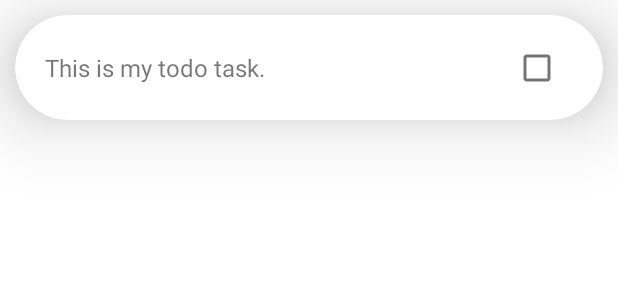
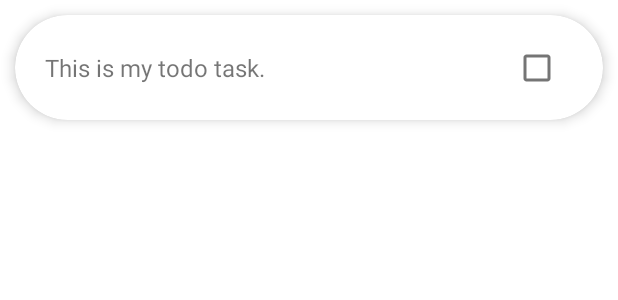
Before and after one commit to tara-pogancev/android-todo-list, an Android app: the layout list_item.xml on its own in the app's theme, with its tools: preview values and no code run, on a phone screen of 412 x 824 dp. Shown: the top 300 px of the screen. Run offline under Robolectric (Android 15) with nearby library versions, the phone set to English and light mode, and no system bars.

Commit message:
feat: prettier swipe

```diff
--- a/app/src/main/java/com/tarapogancev/todolist/ui/SwipeToDeleteCallback.kt
+++ b/app/src/main/java/com/tarapogancev/todolist/ui/SwipeToDeleteCallback.kt
@@ -15,8 +15,9 @@ abstract class SwipeToDeleteCallback(context: Context) : ItemTouchHelper.SimpleC
     private val intrinsicWidth = deleteIcon?.intrinsicWidth
     private val intrinsicHeight = deleteIcon?.intrinsicHeight
     private val background = ColorDrawable()
-    private val backgroundColor = Color.parseColor("#f44336")
+    private val backgroundColor = R.drawable.red_gradient
     private val clearPaint = Paint().apply { xfermode = PorterDuffXfermode(PorterDuff.Mode.CLEAR) }
+    private val context = context
 
     override fun onMove(
         recyclerView: RecyclerView,
@@ -56,6 +57,7 @@ abstract class SwipeToDeleteCallback(context: Context) : ItemTouchHelper.SimpleC
         val deleteIconLeft = itemView.right - deleteIconMargin - intrinsicWidth!!
         val deleteIconRight = itemView.right - deleteIconMargin
         val deleteIconBottom = deleteIconTop + intrinsicHeight
+        deleteIcon?.setTint(ContextCompat.getColor(context, R.color.gray))
 
         // Draw the delete icon
         deleteIcon?.setBounds(deleteIconLeft, deleteIconTop, deleteIconRight, deleteIconBottom)
--- a/app/src/main/res/layout/list_item.xml
+++ b/app/src/main/res/layout/list_item.xml
@@ -10,14 +10,20 @@
             type="com.tarapogancev.todolist.model.TodoTask" />
     </data>
 
+    <androidx.constraintlayout.widget.ConstraintLayout
+        android:layout_width="match_parent"
+        android:layout_height="90dp"
+        >
+
     <com.google.android.material.card.MaterialCardView
         android:id="@+id/cardView_listItem"
         android:layout_width="match_parent"
         android:layout_height="70dp"
-        android:layout_marginHorizontal="10dp"
-        android:layout_marginVertical="10dp"
+        android:layout_margin="10dp"
         app:cardCornerRadius="50dp"
-        app:cardElevation="30dp">
+        app:cardElevation="5dp"
+        app:layout_constraintTop_toTopOf="parent"
+        app:layout_constraintBottom_toBottomOf="parent">
 
         <LinearLayout
             android:layout_width="match_parent"
@@ -51,4 +57,6 @@
 
     </com.google.android.material.card.MaterialCardView>
 
+    </androidx.constraintlayout.widget.ConstraintLayout>
+
 </layout>
--- a/app/src/main/res/values/colors.xml
+++ b/app/src/main/res/values/colors.xml
@@ -8,8 +8,9 @@
     <color name="secondaryDarkColor">#140078</color>
     <color name="primaryTextColor">#000000</color>
     <color name="secondaryTextColor">#ffffff</color>
+    <color name="red">#8A2020</color>
     <color name="green">#78E151</color>
-    <color name="lightBlue">#CBF3FF</color>
+    <color name="lightBlue">#E7FAFF</color>
     <color name="gray">#F1F1F1</color>
     <color name="darkGray">#404040</color>
     <color name="black">#FF000000</color>
```
Also changed, not shown: app/src/main/java/com/tarapogancev/todolist/ui/TodoListFragment.kt (+24 -3 lines), app/src/main/res/drawable/red_gradient.xml (added, +7 -0 lines).
